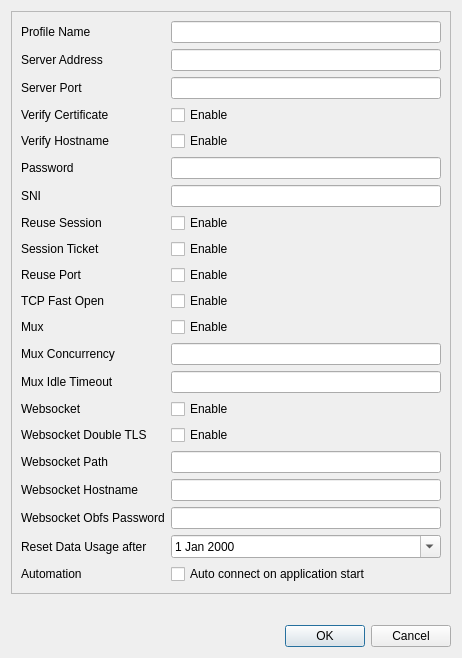
Trojan-Qt5/Trojan-Qt5, file ui/trojaneditdialog.ui: the form before one commit.
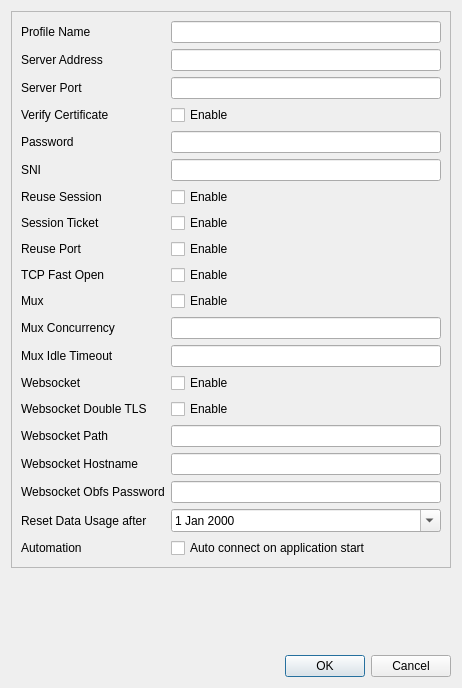
The form after the commit.

The edit to the form file:
```diff
--- a/ui/trojaneditdialog.ui
+++ b/ui/trojaneditdialog.ui
@@ -7,7 +7,7 @@
     <x>0</x>
     <y>0</y>
     <width>462</width>
-    <height>658</height>
+    <height>688</height>
    </rect>
   </property>
   <property name="windowTitle">
@@ -84,27 +84,13 @@
        </widget>
       </item>
       <item row="5" column="0">
-       <widget class="QLabel" name="verifyHostname">
-        <property name="text">
-         <string>Verify Hostname</string>
-        </property>
-       </widget>
-      </item>
-      <item row="5" column="1">
-       <widget class="QCheckBox" name="verifyHostnameCheckBox">
-        <property name="text">
-         <string>Enable</string>
-        </property>
-       </widget>
-      </item>
-      <item row="6" column="0">
        <widget class="QLabel" name="pwdLabel">
         <property name="text">
          <string>Password</string>
         </property>
        </widget>
       </item>
-      <item row="6" column="1">
+      <item row="5" column="1">
        <widget class="QLineEdit" name="pwdEdit">
         <property name="inputMethodHints">
          <set>Qt::ImhNoAutoUppercase|Qt::ImhNoPredictiveText|Qt::ImhSensitiveData</set>
@@ -114,132 +100,172 @@
         </property>
        </widget>
       </item>
-      <item row="7" column="0">
+      <item row="6" column="0">
        <widget class="QLabel" name="sniLabel">
         <property name="text">
          <string>SNI</string>
         </property>
        </widget>
       </item>
-      <item row="7" column="1">
+      <item row="6" column="1">
        <widget class="QLineEdit" name="sniEdit"/>
       </item>
-      <item row="8" column="0">
+      <item row="7" column="0">
        <widget class="QLabel" name="reuseSessionLabel">
         <property name="text">
          <string>Reuse Session</string>
         </property>
        </widget>
       </item>
-      <item row="8" column="1">
+      <item row="7" column="1">
        <widget class="QCheckBox" name="reuseSessionCheckBox">
         <property name="text">
          <string>Enable</string>
         </property>
        </widget>
       </item>
-      <item row="9" column="0">
+      <item row="8" column="0">
        <widget class="QLabel" name="sessionTicketLabel">
         <property name="text">
          <string>Session Ticket</string>
         </property>
        </widget>
       </item>
-      <item row="9" column="1">
+      <item row="8" column="1">
        <widget class="QCheckBox" name="sessionTicketCheckBox">
         <property name="text">
          <string>Enable</string>
         </property>
        </widget>
       </item>
-      <item row="10" column="0">
+      <item row="9" column="0">
        <widget class="QLabel" name="reusePortLabel">
         <property name="text">
          <string>Reuse Port</string>
         </property>
        </widget>
       </item>
-      <item row="10" column="1">
+      <item row="9" column="1">
        <widget class="QCheckBox" name="reusePortCheckBox">
         <property name="text">
          <string>Enable</string>
         </property>
        </widget>
       </item>
-      <item row="11" column="0">
+      <item row="10" column="0">
        <widget class="QLabel" name="tcpFastOpenLabel">
         <property name="text">
          <string>TCP Fast Open</string>
         </property>
        </widget>
       </item>
-      <item row="11" column="1">
+      <item row="10" column="1">
        <widget class="QCheckBox" name="tcpFastOpenCheckBox">
         <property name="text">
          <string>Enable</string>
         </property>
        </widget>
       </item>
-      <item row="12" column="0">
+      <item row="11" column="0">
        <widget class="QLabel" name="muxLabel">
         <property name="text">
          <string>Mux</string>
         </property>
        </widget>
       </item>
-      <item row="12" column="1">
+      <item row="11" column="1">
        <widget class="QCheckBox" name="muxCheckBox">
         <property name="text">
          <string>Enable</string>
         </property>
        </widget>
       </item>
-      <item row="15" column="0">
+      <item row="12" column="0">
+       <widget class="QLabel" name="label_5">
+        <property name="text">
+         <string>Mux Concurrency</string>
+        </property>
+       </widget>
+      </item>
+      <item row="12" column="1">
+       <widget class="QLineEdit" name="muxConcurrencyEdit"/>
+      </item>
+      <item row="13" column="0">
+       <widget class="QLabel" name="label_6">
+        <property name="text">
+         <string>Mux Idle Timeout</string>
+        </property>
+       </widget>
+      </item>
+      <item row="13" column="1">
+       <widget class="QLineEdit" name="muxIdleTimeoutEdit"/>
+      </item>
+      <item row="14" column="0">
        <widget class="QLabel" name="websocketLabel">
         <property name="text">
          <string>Websocket</string>
         </property>
        </widget>
       </item>
-      <item row="15" column="1">
+      <item row="14" column="1">
        <widget class="QCheckBox" name="websocketCheckBox">
         <property name="text">
          <string>Enable</string>
         </property>
        </widget>
       </item>
-      <item row="17" column="0">
+      <item row="15" column="0">
+       <widget class="QLabel" name="label_3">
+        <property name="text">
+         <string>Websocket Double TLS</string>
+        </property>
+       </widget>
+      </item>
+      <item row="15" column="1">
+       <widget class="QCheckBox" name="websocketDoubleTLSCheckBox">
+        <property name="text">
+         <string>Enable</string>
+        </property>
+       </widget>
+      </item>
+      <item row="16" column="0">
        <widget class="QLabel" name="label">
         <property name="text">
          <string>Websocket Path</string>
         </property>
        </widget>
       </item>
-      <item row="17" column="1">
+      <item row="16" column="1">
        <widget class="QLineEdit" name="websocketPathEdit"/>
       </item>
-      <item row="18" column="0">
+      <item row="17" column="0">
        <widget class="QLabel" name="label_4">
         <property name="text">
          <string>Websocket Hostname</string>
         </property>
        </widget>
       </item>
-      <item row="19" column="0">
+      <item row="17" column="1">
+       <widget class="QLineEdit" name="websocketHostnameEdit"/>
+      </item>
+      <item row="18" column="0">
        <widget class="QLabel" name="label_2">
         <property name="text">
          <string>Websocket Obfs Password</string>
         </property>
        </widget>
       </item>
-      <item row="20" column="0">
+      <item row="18" column="1">
+       <widget class="QLineEdit" name="websocketObfsPasswordEdit"/>
+      </item>
+      <item row="19" column="0">
        <widget class="QLabel" name="resetDateLabel">
         <property name="text">
          <string>Reset Data Usage after</string>
         </property>
        </widget>
       </item>
-      <item row="20" column="1">
+      <item row="19" column="1">
        <widget class="QDateEdit" name="resetDateEdit">
         <property name="sizePolicy">
          <sizepolicy hsizetype="Expanding" vsizetype="Fixed">
@@ -252,14 +278,14 @@
         </property>
        </widget>
       </item>
-      <item row="21" column="0">
+      <item row="20" column="0">
        <widget class="QLabel" name="autoStartLabel">
         <property name="text">
          <string>Automation</string>
         </property>
        </widget>
       </item>
-      <item row="21" column="1">
+      <item row="20" column="1">
        <widget class="QCheckBox" name="autoStartCheckBox">
         <property name="sizePolicy">
          <sizepolicy hsizetype="Expanding" vsizetype="Fixed">
@@ -272,46 +298,6 @@
         </property>
        </widget>
       </item>
-      <item row="16" column="0">
-       <widget class="QLabel" name="label_3">
-        <property name="text">
-         <string>Websocket Double TLS</string>
-        </property>
-       </widget>
-      </item>
-      <item row="16" column="1">
-       <widget class="QCheckBox" name="websocketDoubleTLSCheckBox">
-        <property name="text">
-         <string>Enable</string>
-        </property>
-       </widget>
-      </item>
-      <item row="18" column="1">
-       <widget class="QLineEdit" name="websocketHostnameEdit"/>
-      </item>
-      <item row="19" column="1">
-       <widget class="QLineEdit" name="websocketObfsPasswordEdit"/>
-      </item>
-      <item row="13" column="0">
-       <widget class="QLabel" name="label_5">
-        <property name="text">
-         <string>Mux Concurrency</string>
-        </property>
-       </widget>
-      </item>
-      <item row="13" column="1">
-       <widget class="QLineEdit" name="muxConcurrencyEdit"/>
-      </item>
-      <item row="14" column="0">
-       <widget class="QLabel" name="label_6">
-        <property name="text">
-         <string>Mux Idle Timeout</string>
-        </property>
-       </widget>
-      </item>
-      <item row="14" column="1">
-       <widget class="QLineEdit" name="muxIdleTimeoutEdit"/>
-      </item>
      </layout>
     </widget>
    </item>
```
